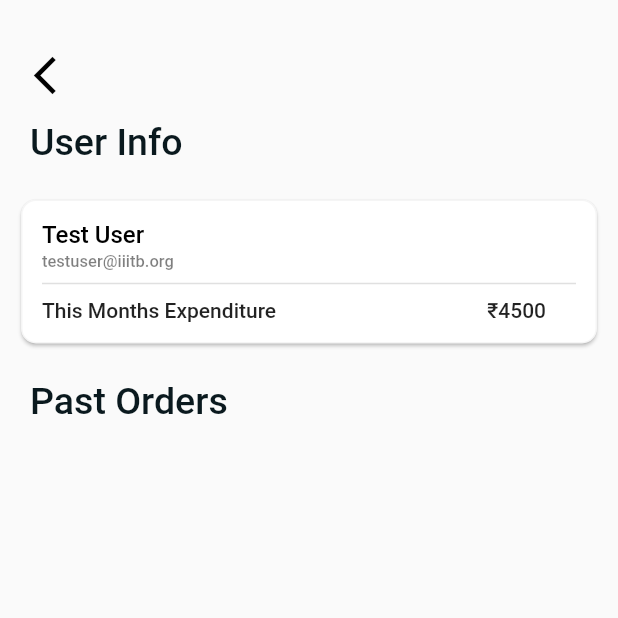
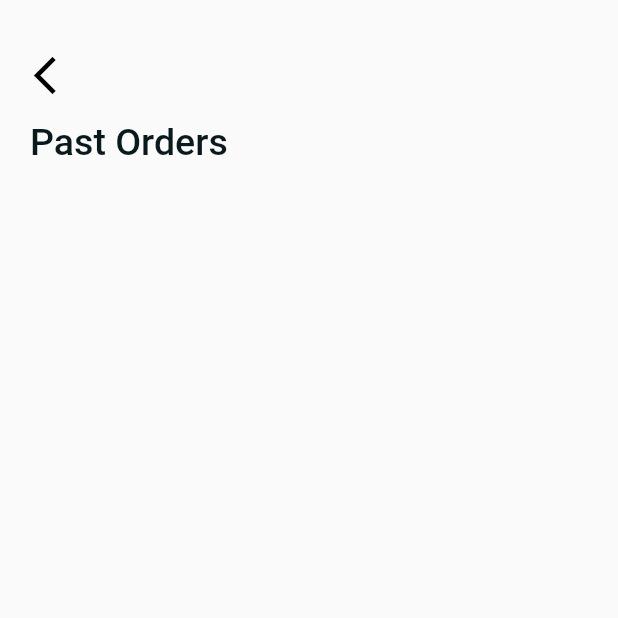
Before and after one commit to architsangal/foodfast, a Flutter app: the ProfilePage screen opened directly, on a phone screen of 412 x 824 dp, the top half of it. Run offline on Flutter 3.47's test engine with Material 2 defaults, Android fonts, the phone set to English and light mode, and no system bars; our stand-ins replace cloud_firestore, email_validator, firebase_auth, firebase_core, toast; missing offline and left inert: cloud_firestore_web, firebase_auth_web, firebase_core_web, shared_preferences_web; accounts and stored records are empty.

Commit message:
"removed header from profile page manager side"

```diff
--- a/lib/screens/managerside/Profile/profile_page.dart
+++ b/lib/screens/managerside/Profile/profile_page.dart
@@ -38,87 +38,7 @@ class _ProfilePageState extends State<ProfilePage> {
             ),
           ),
         ),
-        Container(
-          alignment: Alignment.topLeft,
-          margin: EdgeInsets.fromLTRB(20, 10, 10, 10),
-          child: Text(
-            "User Info",
-            style: TextStyle(
-              color: Color(0xFF0A191E),
-              fontSize: 25,
-              fontWeight: FontWeight.w500,
-            ),
-          ),
-        ),
-        Container(
-          alignment: Alignment.topLeft,
-          margin: EdgeInsets.fromLTRB(10, 10, 10, 10),
-          child: Card(
-            color: Colors.white,
-            //  elevation: 3,
-            shape: RoundedRectangleBorder(
-              borderRadius: BorderRadius.circular(10),
-              side: BorderSide(
-                color: Colors.grey.withOpacity(0.1),
-                width: 1,
-              ),
-            ),
-            child: Padding(
-              padding: const EdgeInsets.all(12),
-              child: Padding(
-                padding: const EdgeInsets.all(2),
-                child: Column(
-                  crossAxisAlignment: CrossAxisAlignment.start,
-                  children: <Widget>[
-                    // -------------------------------- Name -------------------------------- //
-                    Text(
-                      "Test User",
-                      style: TextStyle(
-                        color: Colors.black,
-                        fontSize: 16,
-                        fontWeight: FontWeight.w500,
-                      ),
-                    ),
-                    // -------------------------------- Email Id-------------------------------- //
-                    SizedBox(height: 2),
-                    Text(
-                      "testuser@iiitb.org",
-                      style: TextStyle(
-                        color: Colors.black.withOpacity(0.5),
-                        fontWeight: FontWeight.w500,
-                        fontSize: 11,
-                      ),
-                    ),
-                    // -------------------------------- Monthly Expenditure -------------------------------- //
-                    Divider(
-                      thickness: 1,
-                    ),
-                    Padding(
-                      padding: EdgeInsets.fromLTRB(0, 2, 20, 0),
-                      child: Row(
-                        mainAxisAlignment: MainAxisAlignment.spaceBetween,
-                        children: [
-                          Text(
-                            "This Months Expenditure",
-                            style: TextStyle(
-                              fontWeight: FontWeight.w500,
-                            ),
-                          ),
-                          Text(
-                            "₹4500",
-                            style: TextStyle(
-                              fontWeight: FontWeight.w500,
-                            ),
-                          ),
-                        ],
-                      ),
-                    ),
-                  ],
-                ),
-              ),
-            ),
-          ),
-        ),
+
         Container(
           alignment: Alignment.topLeft,
           margin: EdgeInsets.fromLTRB(20, 10, 10, 10),
@@ -132,7 +52,7 @@ class _ProfilePageState extends State<ProfilePage> {
           ),
         ),
         SizedBox(
-          height: 450,
+          height: 625,
           child: ListView.builder(
               scrollDirection: Axis.vertical,
               itemCount: orders.orders.length,
```
